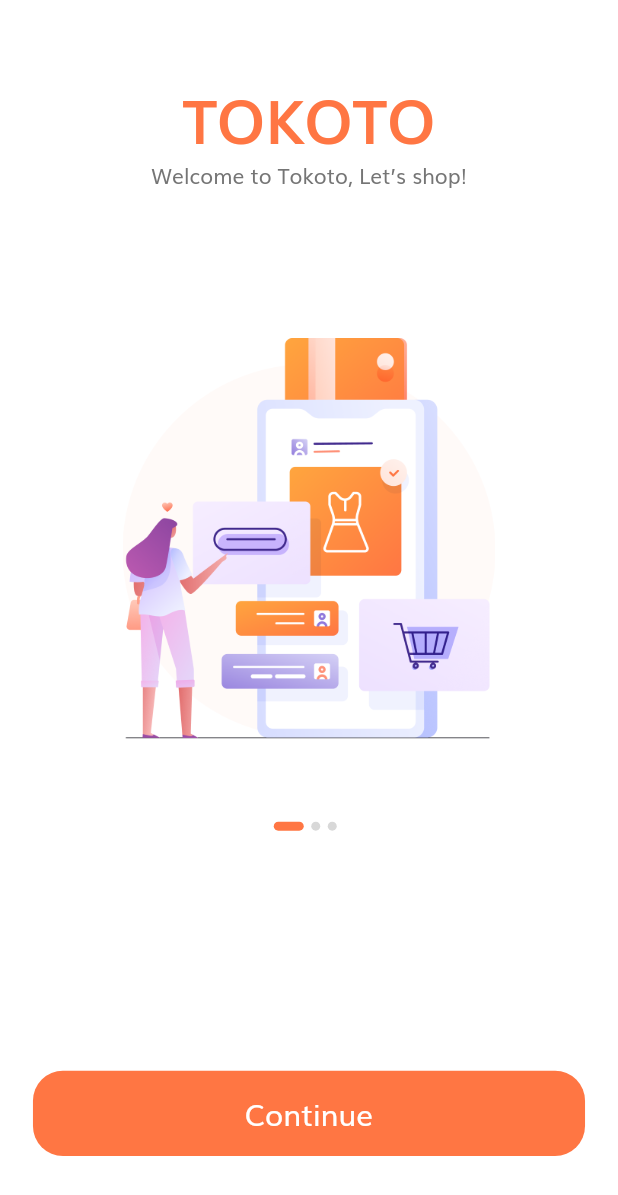
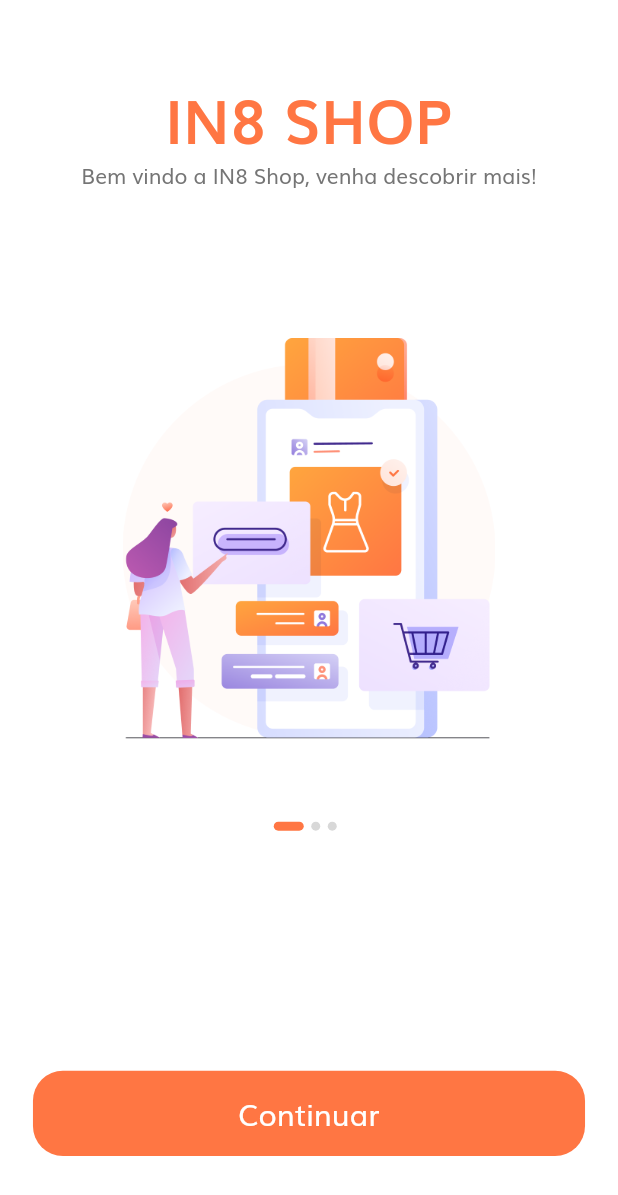
Before and after one commit to vasconceloscezar/in8_shop_app, a Flutter app: the screen it shows after launch, on a phone screen of 412 x 824 dp. Shown: the top 1195 px of the screen. Run offline on Flutter 3.47's test engine with Material 2 defaults, Android fonts, the phone set to English and light mode, and no system bars; our stand-ins replace flutter_svg.

Commit message:
feat: updated splash texts

```diff
--- a/lib/screens/splash/components/body.dart
+++ b/lib/screens/splash/components/body.dart
@@ -16,16 +16,15 @@ class _BodyState extends State<Body> {
   int currentPage = 0;
   List<Map<String, String>> splashData = [
     {
-      "text": "Welcome to Tokoto, Let’s shop!",
+      "text": "Bem vindo a IN8 Shop, venha descobrir mais!",
       "image": "assets/images/splash_1.png"
     },
     {
-      "text":
-          "We help people conect with store \naround United State of America",
+      "text": "Nós conectamos logistas com clientes \npor todo Brasil.",
       "image": "assets/images/splash_2.png"
     },
     {
-      "text": "We show the easy way to shop. \nJust stay at home with us",
+      "text": "Um jeito fácil de comprar. \nDo conforto de sua casa.",
       "image": "assets/images/splash_3.png"
     },
   ];
@@ -58,7 +57,7 @@ class _BodyState extends State<Body> {
                     horizontal: getProportionateScreenWidth(20)),
                 child: Column(
                   children: <Widget>[
-                    Spacer(),
+                    const Spacer(),
                     Row(
                       mainAxisAlignment: MainAxisAlignment.center,
                       children: List.generate(
@@ -66,14 +65,14 @@ class _BodyState extends State<Body> {
                         (index) => buildDot(index: index),
                       ),
                     ),
-                    Spacer(flex: 3),
+                    const Spacer(flex: 3),
                     DefaultButton(
-                      text: "Continue",
+                      text: "Continuar",
                       press: () {
                         Navigator.pushNamed(context, SignInScreen.routeName);
                       },
                     ),
-                    Spacer(),
+                    const Spacer(),
                   ],
                 ),
               ),
@@ -87,11 +86,11 @@ class _BodyState extends State<Body> {
   AnimatedContainer buildDot({int? index}) {
     return AnimatedContainer(
       duration: kAnimationDuration,
-      margin: EdgeInsets.only(right: 5),
+      margin: const EdgeInsets.only(right: 5),
       height: 6,
       width: currentPage == index ? 20 : 6,
       decoration: BoxDecoration(
-        color: currentPage == index ? kPrimaryColor : Color(0xFFD8D8D8),
+        color: currentPage == index ? kPrimaryColor : const Color(0xFFD8D8D8),
         borderRadius: BorderRadius.circular(3),
       ),
     );
--- a/lib/screens/splash/components/splash_content.dart
+++ b/lib/screens/splash/components/splash_content.dart
@@ -15,9 +15,9 @@ class SplashContent extends StatelessWidget {
   Widget build(BuildContext context) {
     return Column(
       children: <Widget>[
-        Spacer(),
+        const Spacer(),
         Text(
-          "TOKOTO",
+          "IN8 SHOP",
           style: TextStyle(
             fontSize: getProportionateScreenWidth(36),
             color: kPrimaryColor,
@@ -28,7 +28,7 @@ class SplashContent extends StatelessWidget {
           text!,
           textAlign: TextAlign.center,
         ),
-        Spacer(flex: 2),
+        const Spacer(flex: 2),
         Image.asset(
           image!,
           height: getProportionateScreenHeight(265),
```
